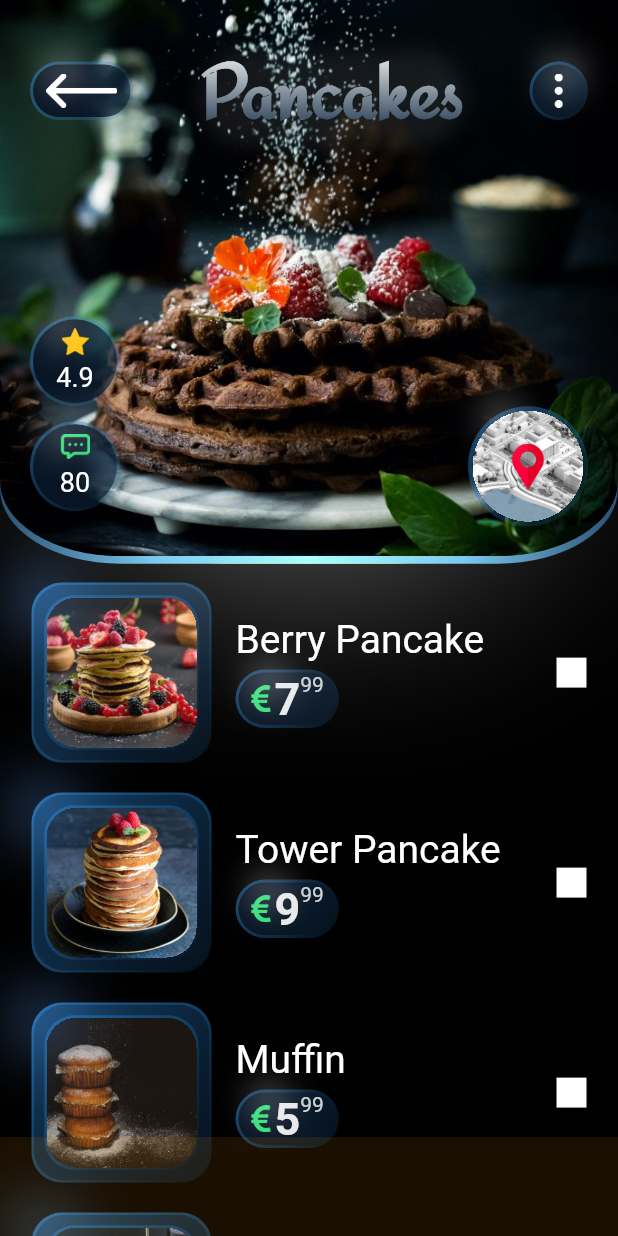
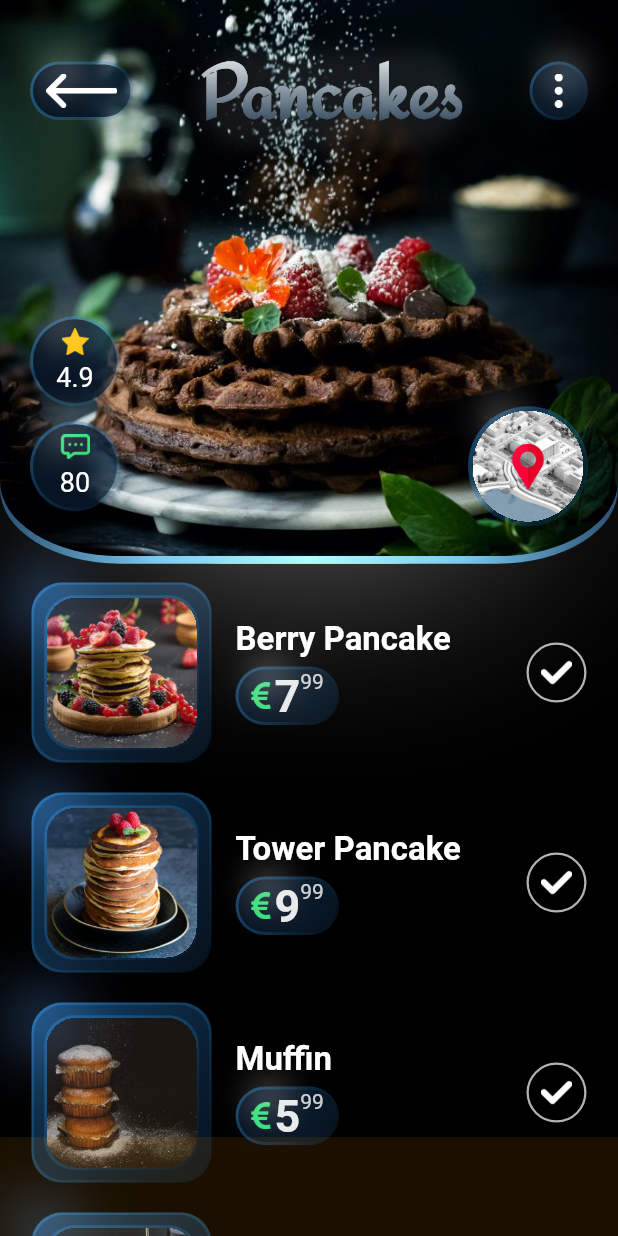
Before and after one commit to denissavishchev/pancake, a Flutter app: the screen it shows after launch, on a phone screen of 412 x 824 dp. Run offline on Flutter 3.47's test engine with Material 2 defaults, Android fonts, the phone set to English and light mode, and no system bars; drawn by our look-alikes of simple_gradient_text.

Commit message:
item_box__done

```diff
--- a/lib/custom_buttons.dart
+++ b/lib/custom_buttons.dart
@@ -304,3 +304,64 @@ class PriceButton extends StatelessWidget {
     );
   }
 }
+
+class CheckButton extends StatefulWidget {
+
+  const CheckButton({Key? key,
+}) : super(key: key);
+
+  @override
+  State<CheckButton> createState() => _CheckButtonState();
+}
+
+class _CheckButtonState extends State<CheckButton> {
+
+  bool isTapped = false;
+
+  void _isTapped() {
+    setState(() {
+      isTapped = !isTapped;
+    });
+  }
+
+  @override
+  Widget build(BuildContext context) {
+    return GestureDetector(
+      onTap: _isTapped,
+      child: Stack(
+        alignment: Alignment.center,
+        children: [
+          Container(
+            padding: const EdgeInsets.all(8),
+            width: 40,
+            height: 40,
+            decoration: BoxDecoration(
+              gradient: isTapped ? LinearGradient(
+                  colors: [
+                    const Color(0xff05e236).withOpacity(1),
+                    const Color(0xff05e236).withOpacity(0.2),
+                  ],
+                  stops: const[
+                    0.1, 0.8
+                  ],
+                begin: Alignment.topLeft,
+                end: Alignment.bottomRight
+              ) : null,
+              borderRadius: const BorderRadius.all(Radius.circular(20)),
+              border: Border.all(color: Colors.white.withOpacity(0.7), width: 1.5),
+              boxShadow: [
+                BoxShadow(
+                  color: isTapped ? Colors.white.withOpacity(0.5) : Colors.transparent,
+                  spreadRadius: 0,
+                  blurRadius: 8,
+                  offset: const Offset(-2, -2)
+                )
+              ]
+            ),
+            child: Image.asset('assets/icons/check.png'),
+          ),
+        ],
+      ),
+    );
+  }
+}
--- a/lib/item_box.dart
+++ b/lib/item_box.dart
@@ -123,18 +123,14 @@ class ItemBox extends StatelessWidget {
                   mainAxisAlignment: MainAxisAlignment.center,
                   crossAxisAlignment: CrossAxisAlignment.start,
                   children: [
-                    Text(pancake.name, style: const TextStyle(color: Colors.white, fontSize: 26),),
+                    Text(pancake.name, style: const TextStyle(color: Colors.white, fontSize: 22, fontWeight: FontWeight.bold),),
                     const SizedBox(height: 5,),
                     PriceButton(text: pancake.price,),
                   ],
                 ),
               ),
               const Spacer(),
-              Container(
-                width: 20,
-                height: 20,
-                color: Colors.white,
-              )
+              CheckButton()
             ],
           ),
         );
```
